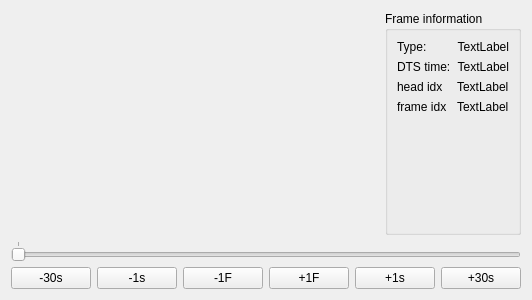
First picture: the form in justcutit_editor/editor.ui, repository xqms/justcutit, before the edit.
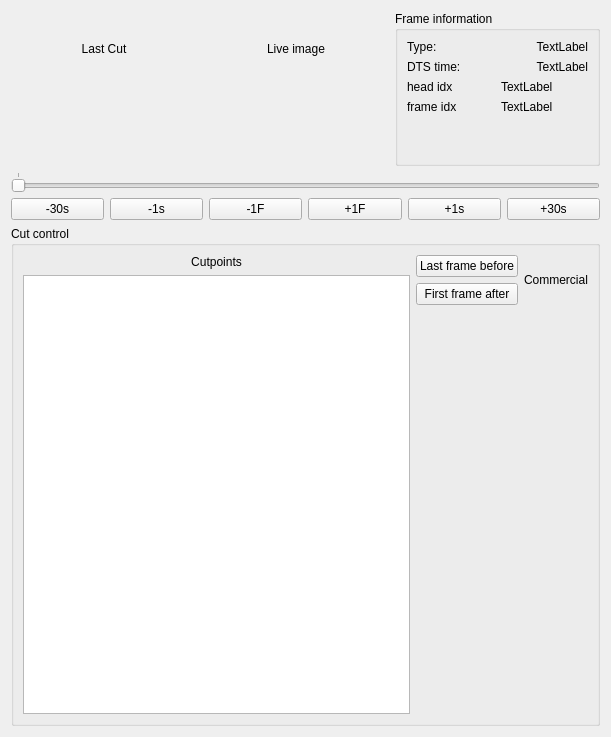
Second picture: the form after the edit. Custom widgets are drawn as their Qt base class.

Commit message: work on faster HTTP access, cut point list

```diff
--- a/justcutit_editor/editor.ui
+++ b/justcutit_editor/editor.ui
@@ -6,30 +6,37 @@
    <rect>
     <x>0</x>
     <y>0</y>
-    <width>400</width>
-    <height>300</height>
+    <width>611</width>
+    <height>737</height>
    </rect>
   </property>
   <property name="windowTitle">
    <string>Form</string>
   </property>
-  <layout class="QVBoxLayout" name="verticalLayout">
+  <layout class="QVBoxLayout" name="verticalLayout_3">
    <item>
-    <layout class="QHBoxLayout" name="horizontalLayout_2">
-     <item>
-      <widget class="GLDisplay" name="videoWidget" native="true">
-       <property name="sizePolicy">
-        <sizepolicy hsizetype="Expanding" vsizetype="Expanding">
-         <horstretch>0</horstretch>
-         <verstretch>0</verstretch>
-        </sizepolicy>
+    <layout class="QGridLayout" name="gridLayout_2">
+     <item row="0" column="0">
+      <widget class="QLabel" name="label_7">
+       <property name="text">
+        <string>Last Cut</string>
        </property>
-       <property name="autoFillBackground">
-        <bool>false</bool>
+       <property name="alignment">
+        <set>Qt::AlignCenter</set>
        </property>
       </widget>
      </item>
-     <item>
+     <item row="0" column="1">
+      <widget class="QLabel" name="label_6">
+       <property name="text">
+        <string>Live image</string>
+       </property>
+       <property name="alignment">
+        <set>Qt::AlignCenter</set>
+       </property>
+      </widget>
+     </item>
+     <item row="0" column="2" rowspan="2">
       <widget class="QGroupBox" name="groupBox">
        <property name="title">
         <string>Frame information</string>
@@ -76,8 +83,8 @@
           </property>
           <property name="sizeHint" stdset="0">
            <size>
-            <width>109</width>
-            <height>124</height>
+            <width>181</width>
+            <height>40</height>
            </size>
           </property>
          </spacer>
@@ -113,6 +120,20 @@
        </layout>
       </widget>
      </item>
+     <item row="1" column="0">
+      <widget class="GLDisplay" name="cutVideoWidget" native="true">
+       <property name="autoFillBackground">
+        <bool>false</bool>
+       </property>
+      </widget>
+     </item>
+     <item row="1" column="1">
+      <widget class="GLDisplay" name="videoWidget" native="true">
+       <property name="autoFillBackground">
+        <bool>false</bool>
+       </property>
+      </widget>
+     </item>
     </layout>
    </item>
    <item>
@@ -174,6 +195,74 @@
      </item>
     </layout>
    </item>
+   <item>
+    <widget class="QGroupBox" name="groupBox_2">
+     <property name="title">
+      <string>Cut control</string>
+     </property>
+     <layout class="QHBoxLayout" name="horizontalLayout_2">
+      <item>
+       <layout class="QVBoxLayout" name="verticalLayout_2">
+        <item>
+         <widget class="QLabel" name="label_4">
+          <property name="text">
+           <string>Cutpoints</string>
+          </property>
+          <property name="alignment">
+           <set>Qt::AlignCenter</set>
+          </property>
+         </widget>
+        </item>
+        <item>
+         <widget class="QListView" name="cutPointView"/>
+        </item>
+       </layout>
+      </item>
+      <item>
+       <layout class="QVBoxLayout" name="verticalLayout">
+        <item>
+         <layout class="QGridLayout" name="gridLayout_3">
+          <item row="0" column="0">
+           <widget class="QPushButton" name="cutOutButton">
+            <property name="text">
+             <string>Last frame before</string>
+            </property>
+           </widget>
+          </item>
+          <item row="0" column="1" rowspan="2">
+           <widget class="QLabel" name="label_8">
+            <property name="text">
+             <string>Commercial</string>
+            </property>
+           </widget>
+          </item>
+          <item row="1" column="0">
+           <widget class="QPushButton" name="cutInButton">
+            <property name="text">
+             <string>First frame after</string>
+            </property>
+           </widget>
+          </item>
+         </layout>
+        </item>
+        <item>
+         <spacer name="verticalSpacer_2">
+          <property name="orientation">
+           <enum>Qt::Vertical</enum>
+          </property>
+          <property name="sizeHint" stdset="0">
+           <size>
+            <width>20</width>
+            <height>40</height>
+           </size>
+          </property>
+         </spacer>
+        </item>
+       </layout>
+      </item>
+     </layout>
+    </widget>
+   </item>
   </layout>
  </widget>
  <customwidgets>
```
The commit also changes 11 other files.
